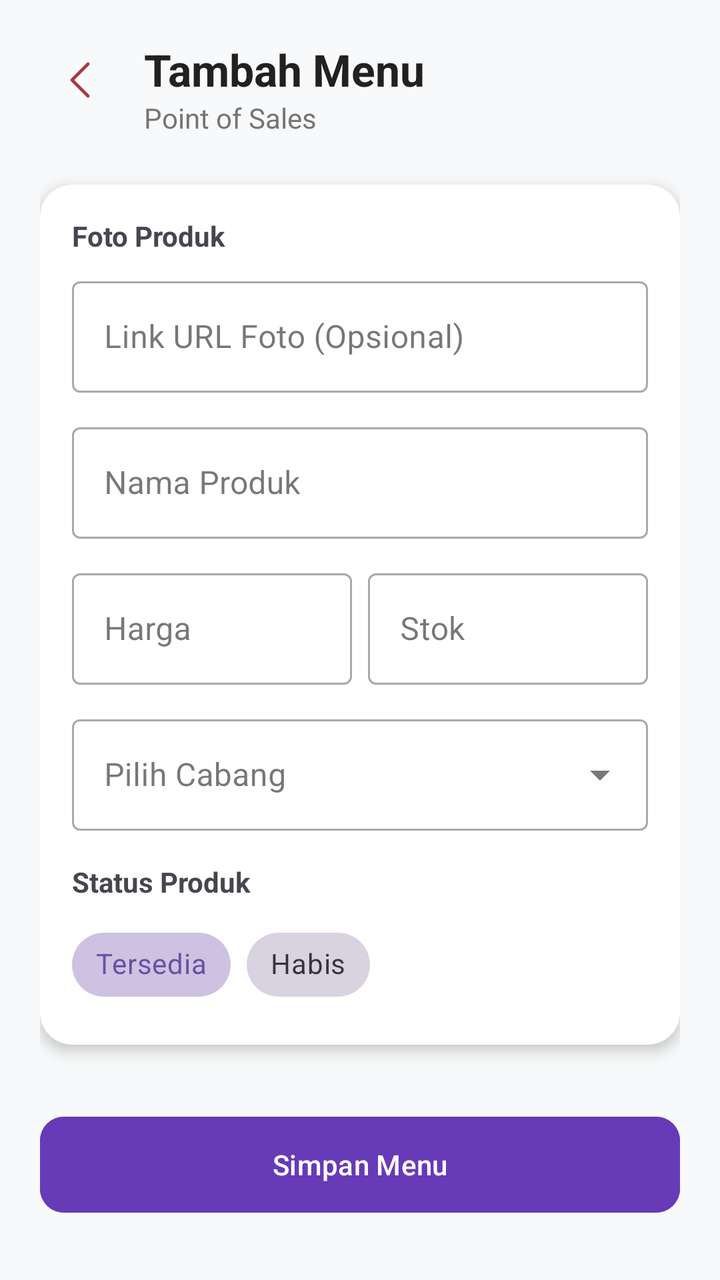
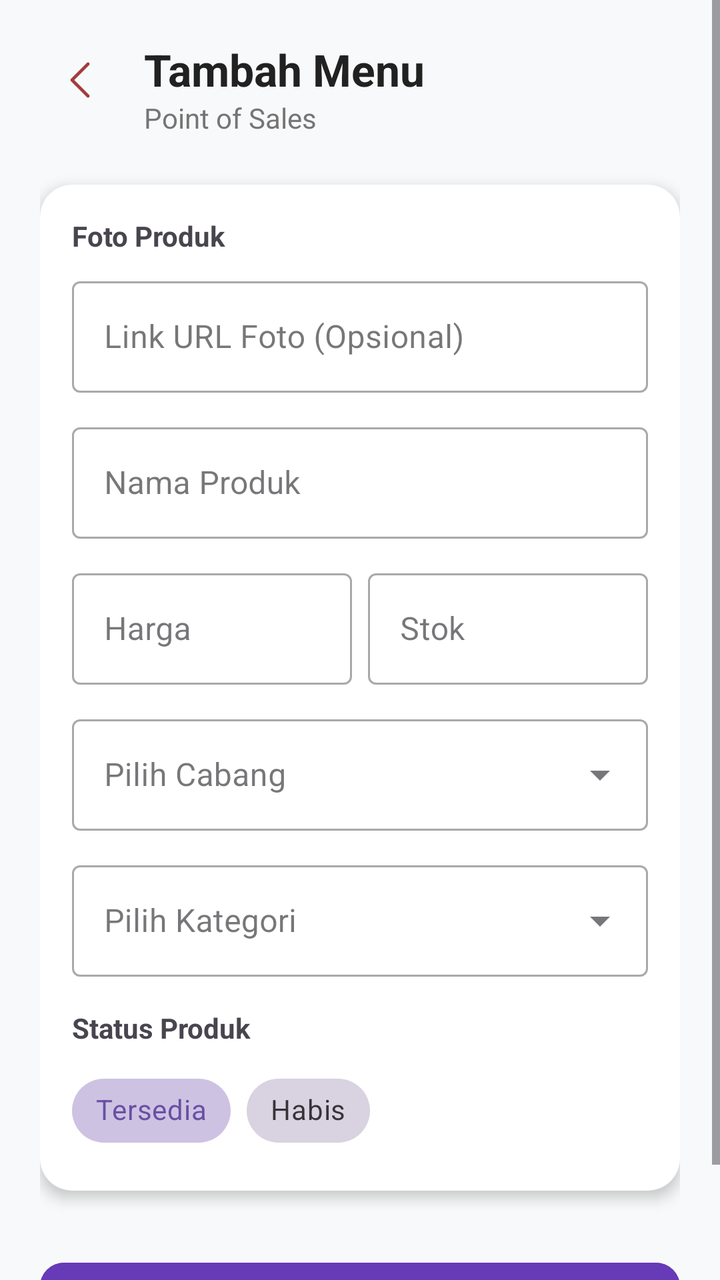

Screens rendered from an Android XML layout before and after an edit, with the pre-edit source and the edit as a unified diff.
<!-- AndroidManifest.xml: application theme Theme.Penjualan -->
<!-- res/layout/activity_mod_menu.xml -->
<?xml version="1.0" encoding="utf-8"?>
<ScrollView xmlns:android="http://schemas.android.com/apk/res/android"
    xmlns:app="http://schemas.android.com/apk/res-auto"
    android:id="@+id/main"
    android:layout_width="match_parent"
    android:layout_height="match_parent"
    android:background="#F8F9FA">

    <LinearLayout
        android:layout_width="match_parent"
        android:layout_height="wrap_content"
        android:orientation="vertical"
        android:padding="20dp">

        <RelativeLayout
            android:layout_width="match_parent"
            android:layout_height="wrap_content"
            android:layout_marginBottom="24dp">

            <ImageView
                android:id="@+id/btnBack"
                android:layout_width="40dp"
                android:layout_height="40dp"
                android:padding="8dp"
                android:src="@drawable/ic_back"
                android:background="?attr/selectableItemBackgroundBorderless" />

            <LinearLayout
                android:layout_width="wrap_content"
                android:layout_height="wrap_content"
                android:layout_toEndOf="@id/btnBack"
                android:layout_marginStart="12dp"
                android:orientation="vertical">

                <TextView
                    android:id="@+id/tvJudul"
                    android:layout_width="wrap_content"
                    android:layout_height="wrap_content"
                    android:text="Tambah Menu"
                    android:textColor="#212121"
                    android:textSize="22sp"
                    android:textStyle="bold" />

                <TextView
                    android:layout_width="wrap_content"
                    android:layout_height="wrap_content"
                    android:text="Point of Sales"
                    android:textColor="#757575"
                    android:textSize="14sp" />
            </LinearLayout>
        </RelativeLayout>

        <androidx.cardview.widget.CardView
            android:layout_width="match_parent"
            android:layout_height="wrap_content"
            app:cardCornerRadius="16dp"
            app:cardElevation="4dp">

            <LinearLayout
                android:layout_width="match_parent"
                android:layout_height="wrap_content"
                android:orientation="vertical"
                android:padding="16dp">

                <TextView
                    android:layout_width="wrap_content"
                    android:layout_height="wrap_content"
                    android:text="Foto Produk"
                    android:textStyle="bold"
                    android:layout_marginBottom="8dp"/>

                <com.google.android.material.textfield.TextInputLayout
                    style="@style/Widget.MaterialComponents.TextInputLayout.OutlinedBox"
                    android:layout_width="match_parent"
                    android:layout_height="wrap_content"
                    android:hint="Link URL Foto (Opsional)"
                    android:layout_marginBottom="12dp">

                    <com.google.android.material.textfield.TextInputEditText
                        android:id="@+id/etUrlFoto"
                        android:layout_width="match_parent"
                        android:layout_height="wrap_content"
                        android:inputType="textUri" />
                </com.google.android.material.textfield.TextInputLayout>

                <com.google.android.material.textfield.TextInputLayout
                    style="@style/Widget.MaterialComponents.TextInputLayout.OutlinedBox"
                    android:layout_width="match_parent"
                    android:layout_height="wrap_content"
                    android:hint="Nama Produk"
                    android:layout_marginBottom="12dp">

                    <com.google.android.material.textfield.TextInputEditText
                        android:id="@+id/etNamaProduk"
                        android:layout_width="match_parent"
                        android:layout_height="wrap_content" />
                </com.google.android.material.textfield.TextInputLayout>

                <LinearLayout
                    android:layout_width="match_parent"
                    android:layout_height="wrap_content"
                    android:orientation="horizontal"
                    android:baselineAligned="false">

                    <com.google.android.material.textfield.TextInputLayout
                        style="@style/Widget.MaterialComponents.TextInputLayout.OutlinedBox"
                        android:layout_width="0dp"
                        android:layout_height="wrap_content"
                        android:layout_weight="1"
                        android:hint="Harga"
                        android:layout_marginEnd="8dp">

                        <com.google.android.material.textfield.TextInputEditText
                            android:id="@+id/etHarga"
                            android:layout_width="match_parent"
                            android:layout_height="wrap_content"
                            android:inputType="number" />
                    </com.google.android.material.textfield.TextInputLayout>

                    <com.google.android.material.textfield.TextInputLayout
                        style="@style/Widget.MaterialComponents.TextInputLayout.OutlinedBox"
                        android:layout_width="0dp"
                        android:layout_height="wrap_content"
                        android:layout_weight="1"
                        android:hint="Stok">
                        <com.google.android.material.textfield.TextInputEditText
                            android:id="@+id/etStok"
                            android:layout_width="match_parent"
                            android:layout_height="wrap_content"
                            android:inputType="number" />
                    </com.google.android.material.textfield.TextInputLayout>
                </LinearLayout>

                <com.google.android.material.textfield.TextInputLayout
                    style="@style/Widget.MaterialComponents.TextInputLayout.OutlinedBox.ExposedDropdownMenu"
                    android:layout_width="match_parent"
                    android:layout_height="wrap_content"
                    android:hint="Pilih Cabang"
                    android:layout_marginTop="12dp">

                    <AutoCompleteTextView
                        android:id="@+id/actvCabang"
                        android:layout_width="match_parent"
                        android:layout_height="wrap_content"
                        android:inputType="none" />
                </com.google.android.material.textfield.TextInputLayout>

                <TextView
                    android:layout_width="wrap_content"
                    android:layout_height="wrap_content"
                    android:text="Status Produk"
                    android:textStyle="bold"
                    android:layout_marginTop="16dp"
                    android:layout_marginBottom="8dp"/>

                <com.google.android.material.chip.ChipGroup
                    android:id="@+id/cgStatus"
                    android:layout_width="match_parent"
                    android:layout_height="wrap_content"
                    app:singleSelection="true"
                    app:selectionRequired="true">
                    <com.google.android.material.chip.Chip
                        android:id="@+id/chipAktif"
                        style="@style/Widget.MaterialComponents.Chip.Choice"
                        android:layout_width="wrap_content"
                        android:layout_height="wrap_content"
                        android:text="Tersedia"
                        android:checked="true" />
                    <com.google.android.material.chip.Chip
                        android:id="@+id/chipNonAktif"
                        style="@style/Widget.MaterialComponents.Chip.Choice"
                        android:layout_width="wrap_content"
                        android:layout_height="wrap_content"
                        android:text="Habis" />
                </com.google.android.material.chip.ChipGroup>

            </LinearLayout>
        </androidx.cardview.widget.CardView>

        <com.google.android.material.button.MaterialButton
            android:id="@+id/btnSimpan"
            android:layout_width="match_parent"
            android:layout_height="56dp"
            android:layout_marginTop="32dp"
            android:text="Simpan Menu"
            android:backgroundTint="#673AB7"
            app:cornerRadius="12dp"
            android:textAllCaps="false"/>

    </LinearLayout>
</ScrollView>
<!-- resources referenced by this layout -->
<resources>
  <!-- drawable ic_back: png bitmap (drawable, 536 bytes) -->
  <style name="Theme.Penjualan" parent="Base.Theme.Penjualan" />
  <style name="Base.Theme.Penjualan" parent="Theme.Material3.DayNight.NoActionBar">
          
          
      </style>
</resources>

<!-- the commit's change to res/layout/activity_mod_menu.xml (unified diff, before → after) -->
@@ -145,6 +145,20 @@
                         android:inputType="none" />
                 </com.google.android.material.textfield.TextInputLayout>
 
+                <com.google.android.material.textfield.TextInputLayout
+                    style="@style/Widget.MaterialComponents.TextInputLayout.OutlinedBox.ExposedDropdownMenu"
+                    android:layout_width="match_parent"
+                    android:layout_height="wrap_content"
+                    android:hint="Pilih Kategori"
+                    android:layout_marginTop="12dp">
+
+                    <AutoCompleteTextView
+                        android:id="@+id/actvKategori"
+                        android:layout_width="match_parent"
+                        android:layout_height="wrap_content"
+                        android:inputType="none" />
+                </com.google.android.material.textfield.TextInputLayout>
+
                 <TextView
                     android:layout_width="wrap_content"
                     android:layout_height="wrap_content"
